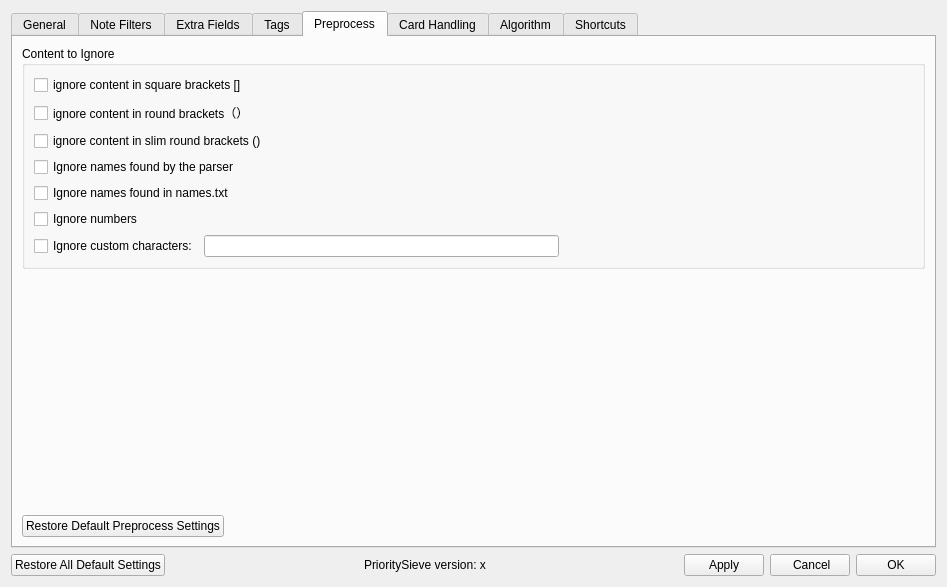
First picture: the form in prioritysieve/ui/settings_dialog.ui, repository travv0/prioritysieve, before the edit.
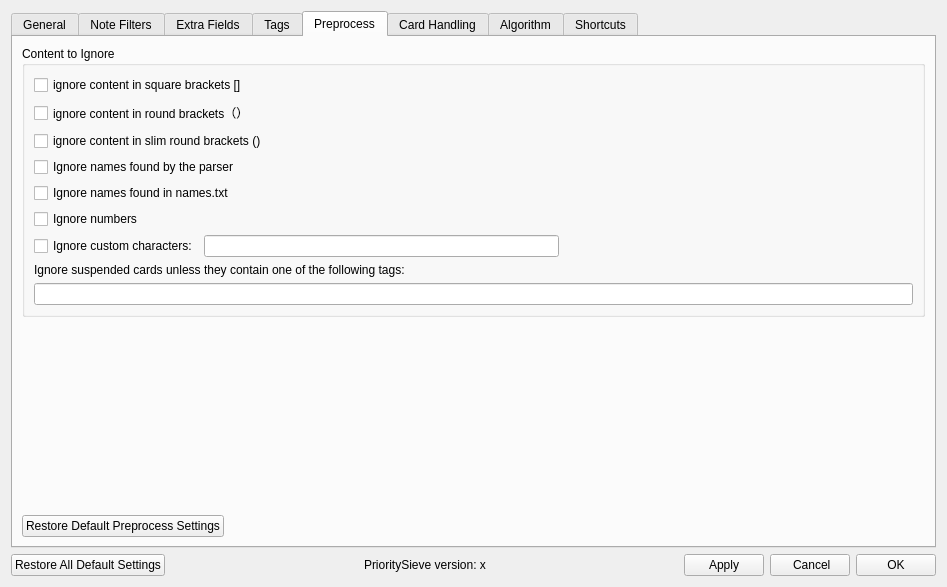
Second picture: the form after the edit. The open tabs and pages were chosen to show the change.

```diff
--- a/prioritysieve/ui/settings_dialog.ui
+++ b/prioritysieve/ui/settings_dialog.ui
@@ -777,6 +777,23 @@
               </item>
              </layout>
             </item>
+            <item>
+             <layout class="QVBoxLayout" name="verticalLayout_ignoreSuspendedTags">
+              <item>
+               <widget class="QLabel" name="preprocessIgnoreSuspendedUnlessTagsLabel">
+                <property name="text">
+                 <string>Ignore suspended cards unless they contain one of the following tags:</string>
+                </property>
+                <property name="wordWrap">
+                 <bool>true</bool>
+                </property>
+               </widget>
+              </item>
+              <item>
+               <widget class="QLineEdit" name="preprocessIgnoreSuspendedUnlessTagsLineEdit" />
+              </item>
+             </layout>
+            </item>
            </layout>
           </widget>
          </item>
```
